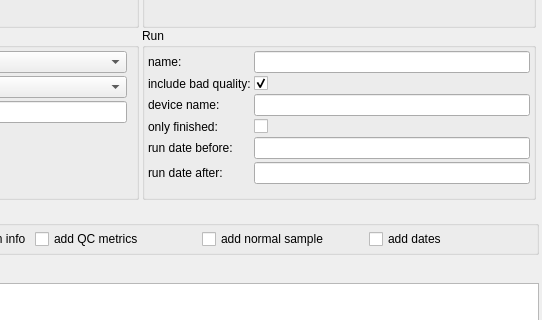
Qt form src/GSvar/SampleSearchWidget.ui (imgag/ngs-bits) before a commit; both pictures show x 658 to 1200 and y 150 to 470 of the 1200 by 800 pixel window.
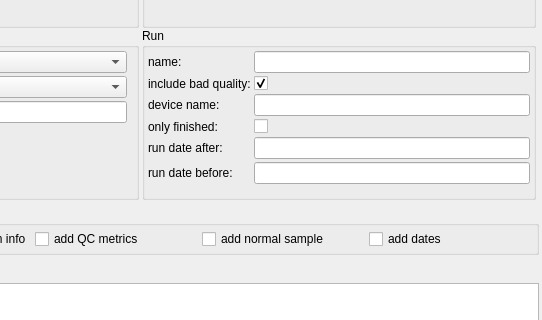
The same form after that commit. Icons and pictures are not drawn. Custom widgets are drawn as their Qt base class.

```diff
--- a/src/GSvar/SampleSearchWidget.ui
+++ b/src/GSvar/SampleSearchWidget.ui
@@ -513,7 +513,7 @@
             </property>
            </widget>
           </item>
-          <item row="5" column="0">
+          <item row="6" column="0">
            <widget class="QLabel" name="label_19">
             <property name="toolTip">
              <string>&lt;html&gt;&lt;head/&gt;&lt;body&gt;&lt;p&gt;Run start date before or equal to the given date.&lt;br/&gt;Use ISO format: YYYY-MM-DD&lt;/p&gt;&lt;/body&gt;&lt;/html&gt;</string>
@@ -523,10 +523,10 @@
             </property>
            </widget>
           </item>
-          <item row="5" column="1">
+          <item row="6" column="1">
            <widget class="QLineEdit" name="r_date_before"/>
           </item>
-          <item row="6" column="0">
+          <item row="5" column="0">
            <widget class="QLabel" name="label_25">
             <property name="toolTip">
              <string>&lt;html&gt;&lt;head/&gt;&lt;body&gt;&lt;p&gt;Run start date before or equal to the given date.&lt;br/&gt;Use ISO format: YYYY-MM-DD&lt;/p&gt;&lt;/body&gt;&lt;/html&gt;</string>
@@ -536,7 +536,7 @@
             </property>
            </widget>
           </item>
-          <item row="6" column="1">
+          <item row="5" column="1">
            <widget class="QLineEdit" name="r_date_after"/>
           </item>
          </layout>
```
